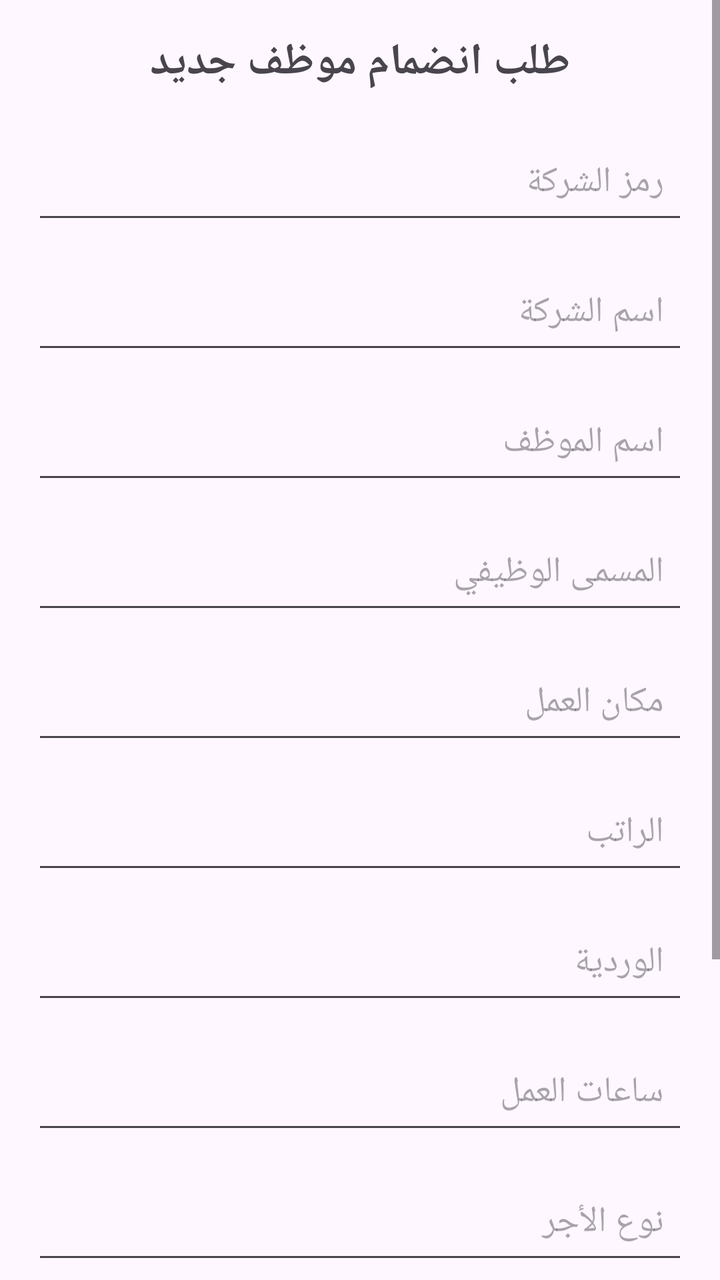
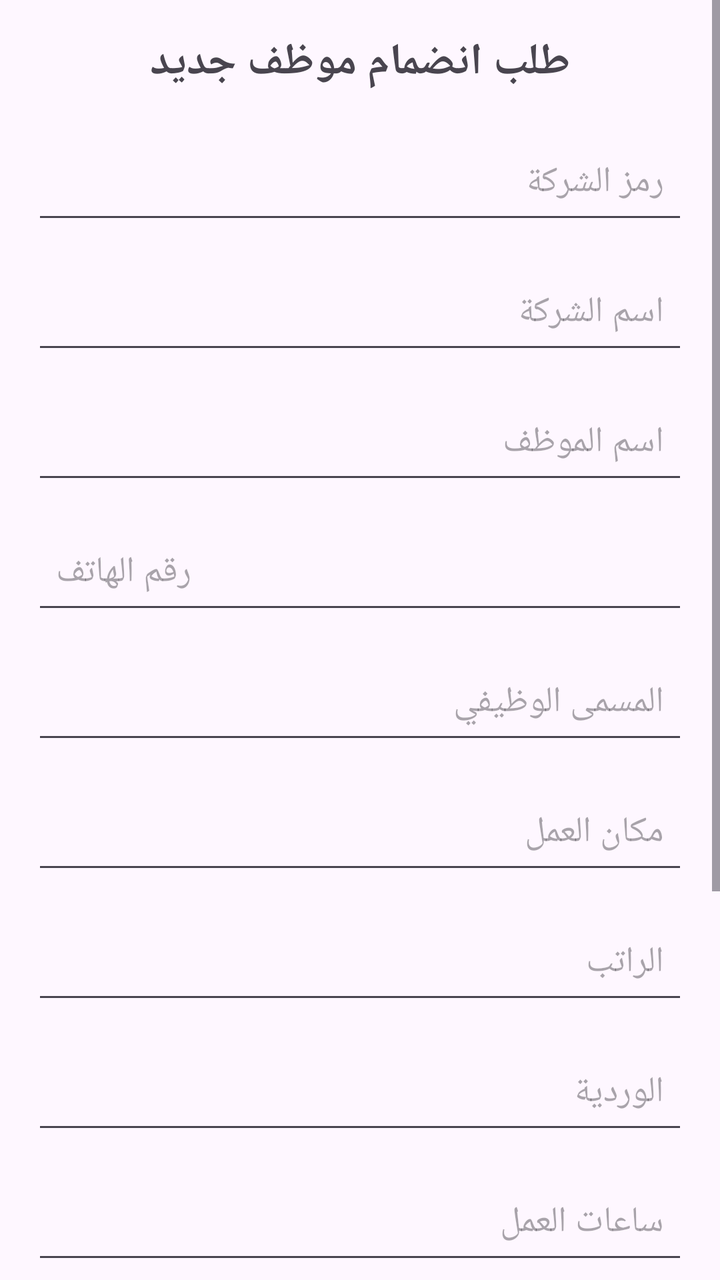

An Android layout rendered at two revisions. The XML below is the earlier revision; the diff shows what the commit changed to produce the second picture.
<!-- AndroidManifest.xml: application theme Theme.AlMoraqebPro -->
<!-- res/layout/activity_register_employee.xml -->
<?xml version="1.0" encoding="utf-8"?>
<ScrollView xmlns:android="http://schemas.android.com/apk/res/android"
    android:layout_width="match_parent"
    android:layout_height="match_parent"
    android:fillViewport="true">

    <LinearLayout
        android:layout_width="match_parent"
        android:layout_height="wrap_content"
        android:orientation="vertical"
        android:padding="16dp">

        <TextView
            android:layout_width="match_parent"
            android:layout_height="wrap_content"
            android:layout_marginBottom="16dp"
            android:text="طلب انضمام موظف جديد"
            android:textAlignment="center"
            android:textSize="22sp"
            android:textStyle="bold" />

        <EditText
            android:id="@+id/etCompanyId"
            android:layout_width="match_parent"
            android:layout_height="55dp"
            android:layout_marginBottom="10dp"
            android:hint="رمز الشركة"
            android:paddingStart="12dp"
            android:paddingEnd="12dp" />

        <EditText
            android:id="@+id/etCompanyName"
            android:layout_width="match_parent"
            android:layout_height="55dp"
            android:layout_marginBottom="10dp"
            android:hint="اسم الشركة"
            android:paddingStart="12dp"
            android:paddingEnd="12dp" />

        <EditText
            android:id="@+id/etName"
            android:layout_width="match_parent"
            android:layout_height="55dp"
            android:layout_marginBottom="10dp"
            android:hint="اسم الموظف"
            android:paddingStart="12dp"
            android:paddingEnd="12dp" />

        <EditText
            android:id="@+id/etJobTitle"
            android:layout_width="match_parent"
            android:layout_height="55dp"
            android:layout_marginBottom="10dp"
            android:hint="المسمى الوظيفي"
            android:paddingStart="12dp"
            android:paddingEnd="12dp" />

        <EditText
            android:id="@+id/etWorkLocation"
            android:layout_width="match_parent"
            android:layout_height="55dp"
            android:layout_marginBottom="10dp"
            android:hint="مكان العمل"
            android:paddingStart="12dp"
            android:paddingEnd="12dp" />

        <EditText
            android:id="@+id/etSalary"
            android:layout_width="match_parent"
            android:layout_height="55dp"
            android:layout_marginBottom="10dp"
            android:hint="الراتب"
            android:inputType="number"
            android:paddingStart="12dp"
            android:paddingEnd="12dp" />

        <EditText
            android:id="@+id/etShift"
            android:layout_width="match_parent"
            android:layout_height="55dp"
            android:layout_marginBottom="10dp"
            android:hint="الوردية"
            android:paddingStart="12dp"
            android:paddingEnd="12dp" />

        <EditText
            android:id="@+id/etWorkHours"
            android:layout_width="match_parent"
            android:layout_height="55dp"
            android:layout_marginBottom="10dp"
            android:hint="ساعات العمل"
            android:paddingStart="12dp"
            android:paddingEnd="12dp" />

        <EditText
            android:id="@+id/etWageType"
            android:layout_width="match_parent"
            android:layout_height="55dp"
            android:layout_marginBottom="10dp"
            android:hint="نوع الأجر"
            android:paddingStart="12dp"
            android:paddingEnd="12dp" />

        <EditText
            android:id="@+id/etSocialSecurity"
            android:layout_width="match_parent"
            android:layout_height="55dp"
            android:layout_marginBottom="10dp"
            android:hint="الضمان الاجتماعي"
            android:paddingStart="12dp"
            android:paddingEnd="12dp" />

        <EditText
            android:id="@+id/etLocation"
            android:layout_width="match_parent"
            android:layout_height="55dp"
            android:layout_marginBottom="16dp"
            android:hint="الموقع"
            android:paddingStart="12dp"
            android:paddingEnd="12dp" />

        <Button
            android:id="@+id/btnSubmitRequest"
            android:layout_width="match_parent"
            android:layout_height="55dp"
            android:backgroundTint="#2563EB"
            android:text="إرسال الطلب"
            android:textColor="#FFFFFF"
            android:textStyle="bold" />

    </LinearLayout>
</ScrollView>
<!-- resources referenced by this layout -->
<resources>
  <style name="Theme.AlMoraqebPro" parent="Base.Theme.AlMoraqebPro" />
  <style name="Base.Theme.AlMoraqebPro" parent="Theme.Material3.DayNight.NoActionBar">
          
          
      </style>
</resources>

<!-- the commit's change to res/layout/activity_register_employee.xml (unified diff, before → after) -->
@@ -43,6 +43,16 @@
             android:layout_height="55dp"
             android:layout_marginBottom="10dp"
             android:hint="اسم الموظف"
+            android:paddingStart="12dp"
+            android:paddingEnd="12dp" />
+
+        <EditText
+            android:id="@+id/etPhoneNumber"
+            android:layout_width="match_parent"
+            android:layout_height="55dp"
+            android:layout_marginBottom="10dp"
+            android:hint="رقم الهاتف"
+            android:inputType="phone"
             android:paddingStart="12dp"
             android:paddingEnd="12dp" />
 
